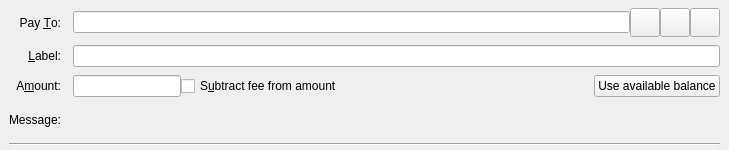
Qt form src/qt/forms/sendcoinsentry.ui (barrystyle/SUQA-0.17.1) before a commit.
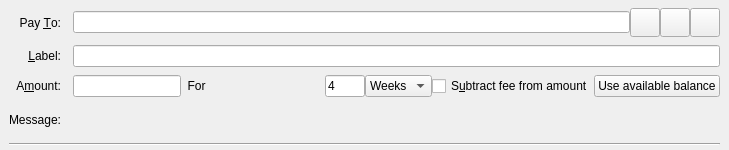
The same form after that commit. Icons and pictures are not drawn. Custom widgets are drawn as their Qt base class.

Patch:
```diff
--- a/src/qt/forms/sendcoinsentry.ui
+++ b/src/qt/forms/sendcoinsentry.ui
@@ -167,6 +167,54 @@
       <item>
        <widget class="SUQAAmountField" name="payAmount"/>
       </item>
+      <item>
+       <widget class="QLabel" name="locklabel">
+        <property name="text">
+         <string>  For  </string>
+        </property>
+       </widget>
+      </item>
+      <item>
+       <widget class="QLineEdit" name="lockperiod">
+        <property name="enabled">
+         <bool>true</bool>
+        </property>
+        <property name="maximumSize">
+         <size>
+          <width>40</width>
+          <height>16777215</height>
+         </size>
+        </property>
+        <property name="layoutDirection">
+         <enum>Qt::LeftToRight</enum>
+        </property>
+        <property name="text">
+         <string>4</string>
+        </property>
+        <property name="maxLength">
+         <number>6</number>
+        </property>
+       </widget>
+      </item>
+      <item>
+       <widget class="QComboBox" name="locklength">
+        <item>
+         <property name="text">
+          <string>Weeks</string>
+         </property>
+        </item>
+        <item>
+         <property name="text">
+          <string>Days</string>
+         </property>
+        </item>
+        <item>
+         <property name="text">
+          <string>Blocks</string>
+         </property>
+        </item>
+       </widget>
+      </item>
       <item>
        <widget class="QCheckBox" name="checkboxSubtractFeeFromAmount">
         <property name="toolTip">
```
